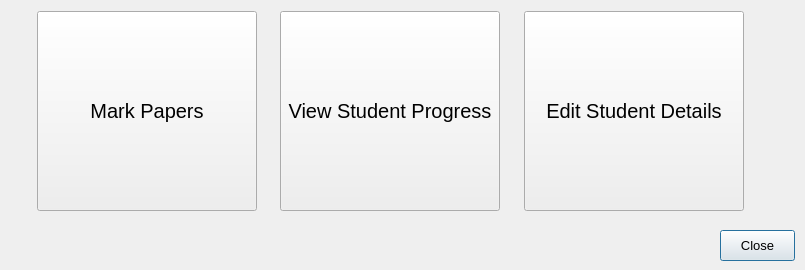
Above: classmanage.ui from dkithmal/BinduProjectTeacher before the change. Below: the same form after it.
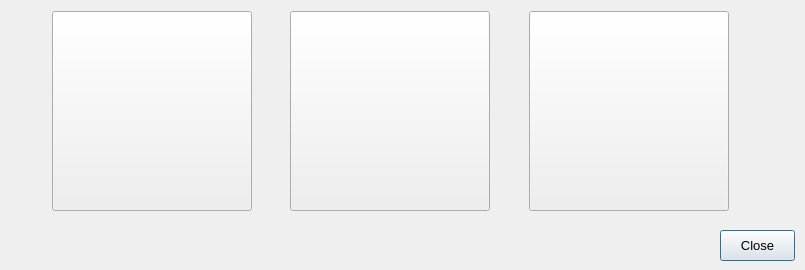
That is the form after the change.

The edit to the form file:
```diff
--- a/classmanage.ui
+++ b/classmanage.ui
@@ -89,12 +89,18 @@
      <widget class="QPushButton" name="pBStudentProgress">
       <property name="minimumSize">
        <size>
-        <width>220</width>
+        <width>200</width>
+        <height>200</height>
+       </size>
+      </property>
+      <property name="maximumSize">
+       <size>
+        <width>200</width>
         <height>200</height>
        </size>
       </property>
       <property name="text">
-       <string>View Student Progress</string>
+       <string/>
       </property>
      </widget>
     </item>
@@ -102,12 +108,18 @@
      <widget class="QPushButton" name="pBMarkPapers">
       <property name="minimumSize">
        <size>
-        <width>220</width>
+        <width>200</width>
+        <height>200</height>
+       </size>
+      </property>
+      <property name="maximumSize">
+       <size>
+        <width>200</width>
         <height>200</height>
        </size>
       </property>
       <property name="text">
-       <string>Mark Papers</string>
+       <string/>
       </property>
      </widget>
     </item>
@@ -115,12 +127,18 @@
      <widget class="QPushButton" name="pBEditStudent">
       <property name="minimumSize">
        <size>
-        <width>220</width>
+        <width>200</width>
+        <height>200</height>
+       </size>
+      </property>
+      <property name="maximumSize">
+       <size>
+        <width>200</width>
         <height>200</height>
        </size>
       </property>
       <property name="text">
-       <string>Edit Student Details</string>
+       <string/>
       </property>
      </widget>
     </item>
```
